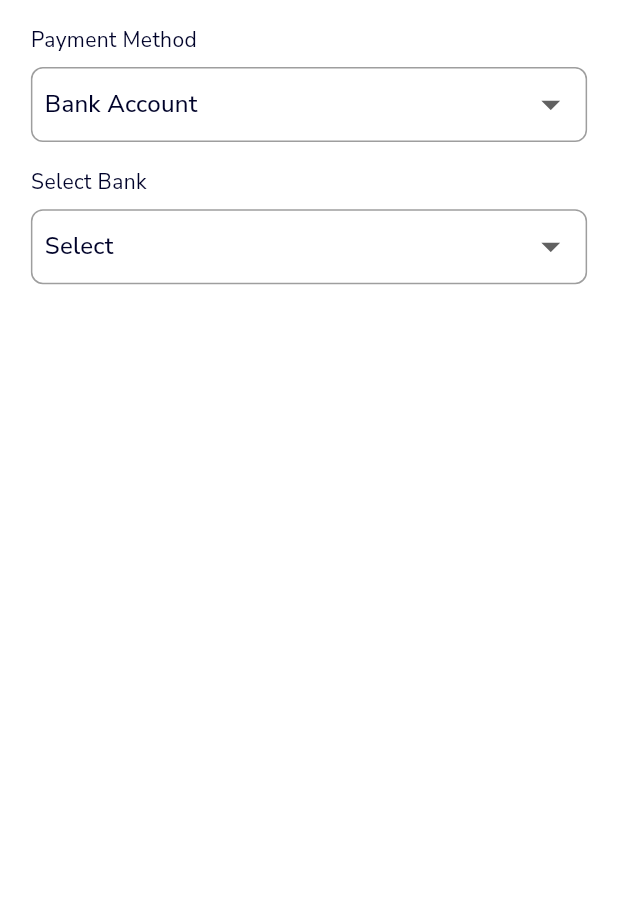
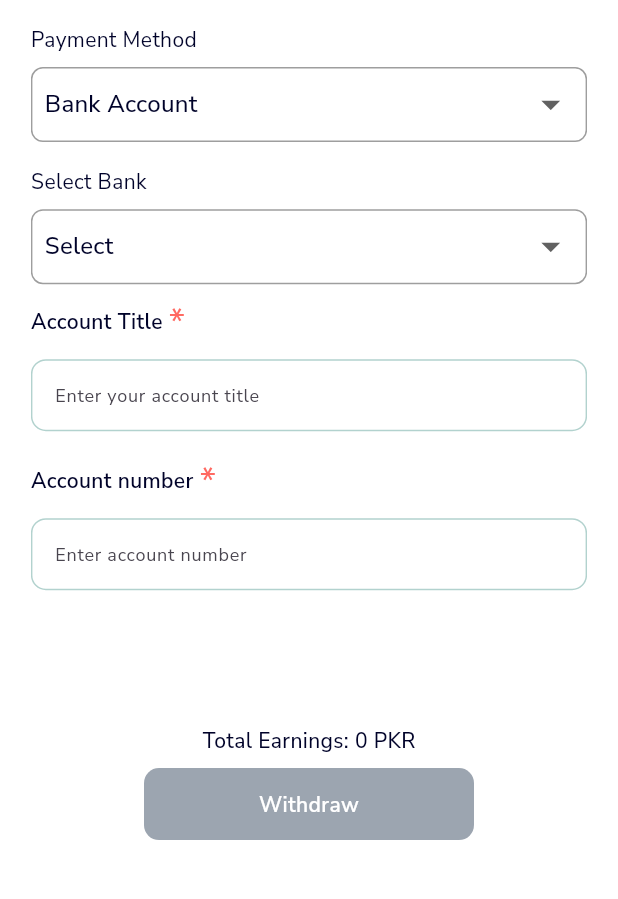
Before and after one commit to mfaizrasool/foldious, a Flutter app: the WithDrawPage screen opened directly, on a phone screen of 412 x 824 dp, the part 84-983 px from its top. Run offline on Flutter 3.47's test engine with Material 3 defaults, Android fonts, the phone set to English and light mode, and no system bars; our stand-ins replace cached_network_image, chewie, connectivity_plus, dio, file_picker, firebase_auth and 23 more; missing offline and left inert: app_settings, flutter_inappwebview, image_gallery_saver_plus; accounts and stored records are empty; network calls fail.

Commit message:
WIP update status

```diff
--- a/lib/features/bottom_nav_bar/setting_page/refer/my_earning_controller.dart
+++ b/lib/features/bottom_nav_bar/setting_page/refer/my_earning_controller.dart
@@ -85,7 +85,10 @@ class MyEarningController extends GetxController {
   ///
   ///
   ///
-  Future<void> withdrawEarning() async {
+  Future<void> withdrawEarning({
+    required String name,
+    required String account,
+  }) async {
     try {
       isLoading.value = true;
       await Future.delayed(const Duration(seconds: 0));
@@ -105,10 +108,10 @@ class MyEarningController extends GetxController {
 
       var payload = {
         "user_id": userId,
-        "withdraw_amount": "100",
-        "withdraw_method": "Bank Transfer",
-        "withdraw_account_name": "Salman Ansari",
-        "withdraw_account_number": "05160104089797",
+        "withdraw_amount": myEarning.earnings.toString(),
+        "withdraw_method": selectedPaymentMethod.value,
+        "withdraw_account_name": name,
+        "withdraw_account_number": account,
         "referal_users": idsToSend,
       };
 
@@ -121,6 +124,7 @@ class MyEarningController extends GetxController {
 
       if (result.isSuccess) {
         myEarning = MyEarningModel.fromJson(result.rawData);
+        Get.back();
       } else {
         showErrorMessage(result.error ?? 'An error occurred');
       }
--- a/lib/features/bottom_nav_bar/setting_page/refer/withdraw_page.dart
+++ b/lib/features/bottom_nav_bar/setting_page/refer/withdraw_page.dart
@@ -3,8 +3,11 @@ import 'package:foldious/common/controllers/user_details_controller.dart';
 import 'package:foldious/features/bottom_nav_bar/setting_page/refer/my_earning_controller.dart';
 import 'package:foldious/utils/app_labels.dart';
 import 'package:foldious/utils/app_text_styles.dart';
+import 'package:foldious/utils/show_snackbar.dart';
 import 'package:foldious/widgets/loading_indicator.dart';
 import 'package:foldious/widgets/primary_appbar.dart';
+import 'package:foldious/widgets/primary_button.dart';
+import 'package:foldious/widgets/primary_text_field.dart';
 import 'package:get/get.dart';
 
 class WithDrawPage extends StatefulWidget {
@@ -16,6 +19,18 @@ class WithDrawPage extends StatefulWidget {
 class _WithDrawPageState extends State<WithDrawPage> {
   final UserDetailsController userDetailsController = Get.find();
   final MyEarningController controller = Get.put(MyEarningController());
+
+  ///
+  ///
+  final TextEditingController nameController = TextEditingController();
+  final TextEditingController accountNumber = TextEditingController();
+
+  ///
+  final FocusNode nameFocusNode = FocusNode();
+  final FocusNode accountFocusNode = FocusNode();
+
+  ///
+  ///
 
   @override
   void initState() {
@@ -29,7 +44,11 @@ class _WithDrawPageState extends State<WithDrawPage> {
     double width = size.width;
 
     return Obx(() {
-      return Scaffold(
+      return GestureDetector(
+        onTap: () {
+          FocusScope.of(context).unfocus();
+        },
+        child: Scaffold(
           appBar: PrimaryAppBar(
             title: AppLabels.myEarning,
           ),
@@ -38,6 +57,7 @@ class _WithDrawPageState extends State<WithDrawPage> {
               ? LoadingIndicator()
               : Padding(
                   padding: EdgeInsets.symmetric(horizontal: width * 0.05),
+                  child: SingleChildScrollView(
                     child: SizedBox(
                       height: height,
                       width: width,
@@ -52,7 +72,8 @@ class _WithDrawPageState extends State<WithDrawPage> {
                           SizedBox(height: height * 0.01),
                           Container(
                             width: width,
-                        padding: EdgeInsets.symmetric(horizontal: width * 0.02),
+                            padding:
+                                EdgeInsets.symmetric(horizontal: width * 0.02),
                             decoration: BoxDecoration(
                               border: Border.all(
                                 color: Colors.grey,
@@ -63,10 +84,12 @@ class _WithDrawPageState extends State<WithDrawPage> {
                             child: DropdownButton<String>(
                               value: controller.selectedPaymentMethod.value,
                               onChanged: (String? newValue) {
-                            controller.selectedPaymentMethod.value = newValue!;
+                                controller.selectedPaymentMethod.value =
+                                    newValue!;
                               },
                               items: controller.paymentMethods
-                              .map<DropdownMenuItem<String>>((String value) {
+                                  .map<DropdownMenuItem<String>>(
+                                      (String value) {
                                 return DropdownMenuItem<String>(
                                   value: value,
                                   child: Text(value),
@@ -124,7 +147,89 @@ class _WithDrawPageState extends State<WithDrawPage> {
                                 )
                               ],
                             ),
+
+                          ///
+                          ///
+                          ///
+                          PrimaryTextField(
+                            label: "Account Title",
+                            hintText: "Enter your account title",
+                            controller: nameController,
+                            focusNode: nameFocusNode,
+                            mandatory: true,
+                            textCapitalization: TextCapitalization.words,
+                            onSubmitted: (value) {
+                              FocusScope.of(context)
+                                  .requestFocus(accountFocusNode);
+                            },
+                          ),
+
+                          ///
+                          ///
+                          ///
+                          PrimaryTextField(
+                            label: controller.selectedPaymentMethod.value ==
+                                    controller.paymentMethods.first
+                                ? "Account number"
+                                : "Mobile Number",
+                            hintText: controller.selectedPaymentMethod.value ==
+                                    controller.paymentMethods.first
+                                ? "Enter account number"
+                                : "Enter mobile number",
+                            controller: accountNumber,
+                            focusNode: accountFocusNode,
+                            mandatory: true,
+                            textCapitalization: TextCapitalization.words,
+                            onSubmitted: (value) {
+                              FocusScope.of(context).unfocus();
+                            },
+                          ),
+                          SizedBox(height: height * 0.1),
+
+                          Center(
+                            child: Text(
+                              'Total Earnings: ${controller.myEarning.earnings ?? 0} PKR',
+                              style: AppTextStyle.titleSmall,
+                            ),
+                          ),
+                          SizedBox(height: height * 0.01),
+                          Center(
+                            child: PrimaryButton(
+                              title: "Withdraw",
+                              enabled:
+                                  (controller.myEarning.earnings ?? 0) >= 100
+                                      ? true
+                                      : false,
+                              onPressed: () {
+                                FocusScope.of(context).unfocus();
+                                if (controller.selectedPaymentMethod.value ==
+                                        controller.paymentMethods.first &&
+                                    controller.selectedBank.value ==
+                                        controller.bankList.first) {
+                                  showErrorMessage('Select Bank Account');
+                                } else if (nameController.text.isEmpty) {
+                                  showErrorMessage(
+                                      'Account Title cannot be empty.');
+                                } else if (accountNumber.text.isEmpty) {
+                                  showErrorMessage(
+                                      'Account Number cannot be empty.');
+                                } else {
+                                  controller.withdrawEarning(
+                                    name: nameController.text,
+                                    account: accountNumber.text,
+                                  );
+                                }
+                              },
+                            ),
+                          ),
+                          SizedBox(height: height * 0.02),
+
+                          ///
+                          ///
+                          ///
                         ],
+                      ),
+                    ),
                   ),
                 ),
         ),
```
Also changed, not shown: lib/features/bottom_nav_bar/setting_page/refer/my_earning.dart (+7 -7 lines), 4 other files. Lines whose indentation alone changed are shown as unchanged.
